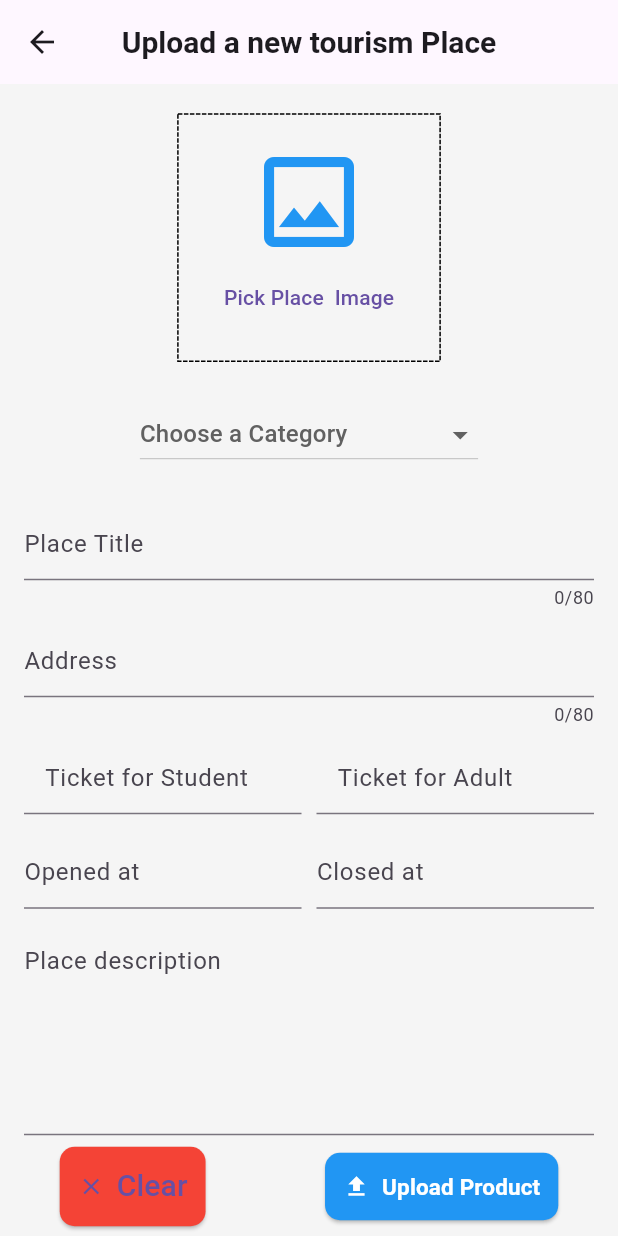
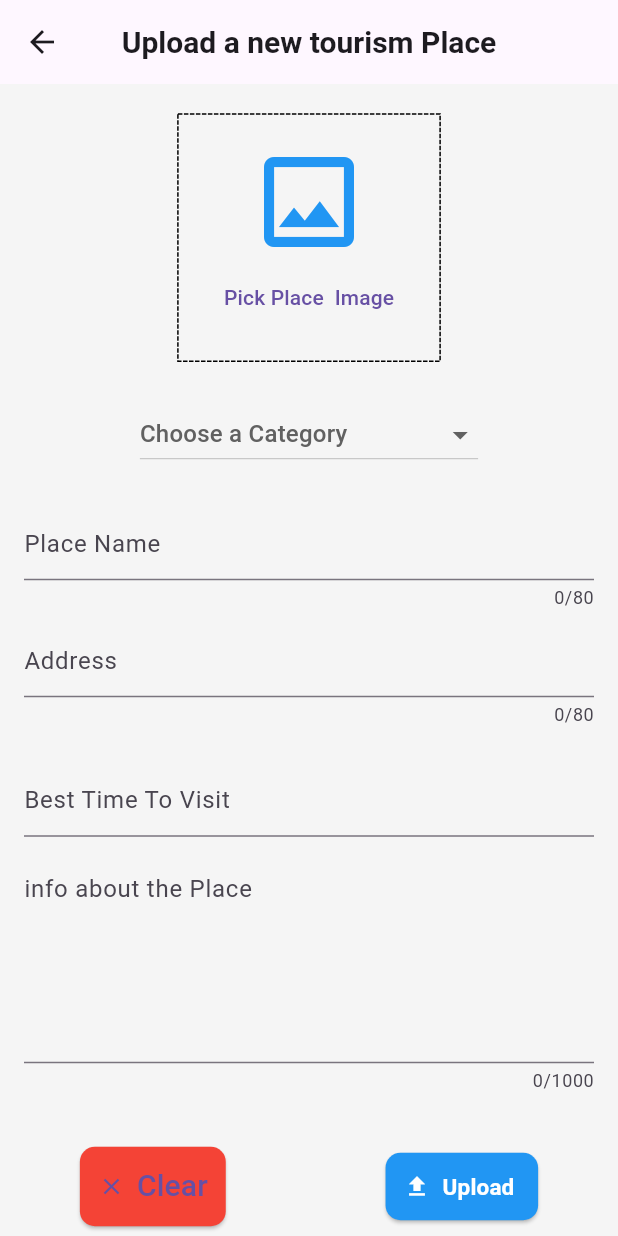
Before and after one commit to MondaAtef/tourism_project, a Flutter app: the EditOrUploadPlaceScreen screen opened directly, on a phone screen of 412 x 824 dp. Run offline on Flutter 3.47's test engine with Material 3 defaults, Android fonts, the phone set to English and light mode, and no system bars; drawn by our look-alikes of dotted_border; our stand-ins replace animated_text_kit, bloc, card_swiper, cloud_firestore, dio, fancy_shimmer_image and 17 more; missing offline and left inert: dynamic_height_grid_view, flutter_facebook_auth; accounts and stored records are empty; Roboto replaces fonts that are missing (Oxanium); project files that could hold a hidden picture were left out.

Commit message:
past changes

```diff
--- a/lib/main.dart
+++ b/lib/main.dart
@@ -110,7 +110,6 @@ class _MyAppState extends State<MyApp> {
                 return TripProvider();
               }),
 
-
               ChangeNotifierProvider(
                 create: (_) => ChatProvider(),
               ),
--- a/lib/models/place model.dart
+++ b/lib/models/place model.dart
@@ -7,8 +7,7 @@ class Placemodel with ChangeNotifier {
       PlaceAddress,
       Ticketforadult,
       TicketforStudent,
-      openedat,
-      closedat,
+      timeToVisit,
       PlaceCategory,
       PlaceDescription,
       PlaceImage;
@@ -19,8 +18,7 @@ class Placemodel with ChangeNotifier {
     required this.PlaceTitle,
     required this.Ticketforadult,
     required this.TicketforStudent,
-    required this.closedat,
-    required this.openedat,
+    required this.timeToVisit,
     required this.PlaceCategory,
     required this.PlaceDescription,
     required this.PlaceImage,
@@ -33,8 +31,7 @@ class Placemodel with ChangeNotifier {
     return Placemodel(
       PlaceId: data["PlaceId"], //doc.get(field),
       PlaceTitle: data['PlaceTitle'],
-      closedat: data['closedat'],
-      openedat: data['openedat'],
+      timeToVisit: data['time'],
       PlaceAddress: data['PlaceAddress'],
       Ticketforadult: data['Ticketforadult'],
       TicketforStudent: data['TicketforStudent'],
--- a/lib/screens/dashboard_screen/widgets/add&edit place.dart
+++ b/lib/screens/dashboard_screen/widgets/add&edit place.dart
@@ -30,15 +30,13 @@ class _EditOrUploadPlaceScreenState extends State<EditOrUploadPlaceScreen> {
   late TextEditingController _titleController,
       _priceController,
       _descriptionController,
-      _adultController,
       _quantityController;
-  var openedat = TextEditingController();
-  var closedat = TextEditingController();
+  var timeToVisit = TextEditingController();
   String? _categoryValue;
   bool isEditing = false;
   String? productNetworkImage;
   bool _isLoading = false;
-  String? productImageUrl;
+  String? placeImageUrl;
   String?x;
   String?y;
   @override
@@ -56,10 +54,8 @@ class _EditOrUploadPlaceScreenState extends State<EditOrUploadPlaceScreen> {
         TextEditingController(text: widget.productModel?.PlaceDescription);
     _quantityController =
         TextEditingController(text: widget.productModel?.TicketforStudent);
-    _adultController =
-        TextEditingController(text: widget.productModel?.Ticketforadult);
-    openedat= TextEditingController(text: widget.productModel?.openedat);
-    closedat= TextEditingController(text: widget.productModel?.closedat);
+    timeToVisit= TextEditingController(text: widget.productModel?.timeToVisit);// handle it**********************************
+
 
 
     super.initState();
@@ -71,9 +67,7 @@ class _EditOrUploadPlaceScreenState extends State<EditOrUploadPlaceScreen> {
     _priceController.dispose();
     _descriptionController.dispose();
     _quantityController.dispose();
-    _adultController.dispose();
-    openedat.dispose();
-    closedat.dispose();
+    timeToVisit.dispose();
     super.dispose();
   }
 
@@ -82,9 +76,7 @@ class _EditOrUploadPlaceScreenState extends State<EditOrUploadPlaceScreen> {
     _priceController.clear();
     _descriptionController.clear();
     _quantityController.clear();
-    _adultController.clear();
-    openedat.clear();
-    closedat.clear();
+    timeToVisit.clear();
     removePickedImage();
   }
 
@@ -111,32 +103,29 @@ class _EditOrUploadPlaceScreenState extends State<EditOrUploadPlaceScreen> {
           _isLoading = true;
         });
 
-        final productId = const Uuid().v4();
+        final placeId = const Uuid().v4();
         final ref = FirebaseStorage.instance
             .ref()
             .child("PlacesImages")
-            .child("$productId.jpg");
+            .child("$placeId.jpg");
         await ref.putFile(File(_pickedImage!.path));
-        productImageUrl = await ref.getDownloadURL();
+        placeImageUrl = await ref.getDownloadURL();
 
         await FirebaseFirestore.instance
             .collection("Places")
-            .doc(productId)
+            .doc(placeId)
             .set({
-          'PlaceId': productId,
+          'PlaceId': placeId,
           'PlaceTitle': _titleController.text,
           'PlaceAddress':_priceController.text,
-          'Ticketforadult':_adultController.text,
-          'TicketforStudent':_quantityController.text,
-          'PlaceImage': productImageUrl,
-          'openedat':x,
-          'closedat':y,
+          'PlaceImage': placeImageUrl,
+          'timeToVisit':x,
           'PlaceCategory': _categoryValue,
           'PlaceDescription': _descriptionController.text,
           'createdAt': Timestamp.now(),
         });
         Fluttertoast.showToast(
-          msg: "Product has been added",
+          msg: "Place has been added",
           backgroundColor: Colors.brown.shade600,
           textColor: Colors.white,
           fontSize: 16.0,
@@ -192,7 +181,7 @@ class _EditOrUploadPlaceScreenState extends State<EditOrUploadPlaceScreen> {
               .child("PlacesImages")
               .child("${widget.productModel!.PlaceId}.jpg");
           await ref.putFile(File(_pickedImage!.path));
-          productImageUrl = await ref.getDownloadURL();
+          placeImageUrl = await ref.getDownloadURL();
         }
 
         await FirebaseFirestore.instance
@@ -202,17 +191,14 @@ class _EditOrUploadPlaceScreenState extends State<EditOrUploadPlaceScreen> {
           'PlaceId': widget.productModel!.PlaceId,
           'PlaceTitle': _titleController.text,
           'PlaceAddress':_priceController.text,
-           'Ticketforadult':_adultController.text,
-          'TicketforStudent':_quantityController.text,
-          'PlaceImage': productImageUrl,
+          'PlaceImage': placeImageUrl,
           'PlaceCategory': _categoryValue,
-          'openedat':x,
-          'closedat':y,
+          'timeToVisit':x,
           'PlaceDescription': _descriptionController.text,
           'createdAt': Timestamp.now(),
         });
         Fluttertoast.showToast(
-          msg: "Product has been edited",
+          msg: "Place has been edited",
           textColor: Colors.white,
         );
         if (!mounted) return;
@@ -317,7 +303,7 @@ class _EditOrUploadPlaceScreenState extends State<EditOrUploadPlaceScreen> {
                     ),
                     icon: const Icon(Icons.upload,color: Colors.white,),
                     label: Text(
-                      isEditing ? "Edit Product" : "Upload Product",style: const TextStyle(
+                      isEditing ? "Edit " : "Upload ",style: const TextStyle(
                       color: Colors.white,
                       fontWeight: FontWeight.bold,
                       fontSize: 15.0,
@@ -453,13 +439,13 @@ class _EditOrUploadPlaceScreenState extends State<EditOrUploadPlaceScreen> {
                             keyboardType: TextInputType.multiline,
                             textInputAction: TextInputAction.newline,
                             decoration: const InputDecoration(
-                              hintText: 'Place Title',
+                              hintText: 'Place Name',
                             ),
                             validator: (value) {
                               return MyValidators.uploadProdTexts(
                                 value: value,
                                 toBeReturnedString:
-                                "Please enter a valid title",
+                                "Please enter a valid Name",
                               );
                             },
                           ),
@@ -488,134 +474,30 @@ class _EditOrUploadPlaceScreenState extends State<EditOrUploadPlaceScreen> {
                           const SizedBox(
                             height: 10,
                           ),
-                          Row(
-                            children: [
-                              Flexible(
-                                flex: 1,
-                                child: TextFormField(
-                                  controller: _quantityController,
-                                  key: const ValueKey('Price \$'),
-                                  keyboardType: TextInputType.number,
-                                  inputFormatters: <TextInputFormatter>[
-                                    FilteringTextInputFormatter.allow(
-                                      RegExp(r'^(\d+)?\.?\d{0,2}'),
-                                    ),
-                                  ],
-                                  decoration: const InputDecoration(
-                                      hintText: 'Ticket for Student',
-                                      prefix: SubtitleTextWidget(
-                                        label: "\$ ",
-                                        color: Colors.blue,
-                                        fontSize: 16,
-                                      )),
-                                  validator: (value) {
-                                    return MyValidators.uploadProdTexts(
-                                      value: value,
-                                      toBeReturnedString: "Price is missing",
-                                    );
-                                  },
-                                ),
-                              ),
-                              const SizedBox(
-                                width: 10,
-                              ),
-                              Flexible(
-                                flex: 1,
-                                child: TextFormField(
-                                  inputFormatters: [
-                                    FilteringTextInputFormatter.digitsOnly
-                                  ],
-                                  controller: _adultController,
-                                  keyboardType: TextInputType.number,
 
-                                  key: const ValueKey('Quantity'),
-                                  decoration: const InputDecoration(
-                                      hintText: 'Ticket for Adult',
-                                      prefix: SubtitleTextWidget(
-                                        label: "\$ ",
-                                        color: Colors.blue,
-                                        fontSize: 16,
-                                      )),
-                                  validator: (value) {
-                                    return MyValidators.uploadProdTexts(
-                                      value: value,
-                                      toBeReturnedString: "Quantity is missed",
-                                    );
-                                  },
-                                ),
-                              ),
-                            ],
-                          ),
                           const SizedBox(height: 15),
                           Row(
                             children: [
                               Flexible(
                                 flex: 1,
                                 child: TextFormField(
-                                  onTap: (){
-showTimePicker(
-  context:context ,
-    initialTime:TimeOfDay.now(),
-).then((value) {
-setState(() {
-  x=value.toString();
-});
-openedat.text=value!.format(context).toString();
-});
-                                  },
-                                  controller: openedat,
-                                  keyboardType: TextInputType.datetime,
-                                  inputFormatters: <TextInputFormatter>[
-                                    FilteringTextInputFormatter.allow(
-                                      RegExp(r'^(\d+)?\.?\d{0,2}'),
-                                    ),
-                                  ],
+                                  onTap: (){},
+
+                                  controller: timeToVisit,
+                                  keyboardType: TextInputType.text,
                                   decoration: const InputDecoration(
-                                      hintText: 'Opened at',
+                                      hintText: 'Best Time To Visit',
                                      ),
                                   validator: (value) {
                                     return MyValidators.uploadProdTexts(
                                       value: value,
-                                      toBeReturnedString: "Price is missing",
+                                      toBeReturnedString: "time to visit is missed",
                                     );
                                   },
                                 ),
                               ),
-                              const SizedBox(
-                                width: 10,
-                              ),
-                              Flexible(
-                                flex: 1,
-                                child: TextFormField(
-                                  onTap: (){
-                                    showTimePicker(
-                                      context:context ,
-                                      initialTime:TimeOfDay.now(),
-                                    ).then((value) {
-                                      setState(() {
-                                        y=value.toString();
-                                      });
-                                      closedat.text=value!.format(context).toString();
-                                    });
-                                  },
-                                  inputFormatters: [
-                                    FilteringTextInputFormatter.digitsOnly
-                                  ],
-                                  controller: closedat,
-                                  keyboardType: TextInputType.datetime,
-                                  decoration: const InputDecoration(
-                                    hintText: 'Closed at',
-                                  ),
-                                  validator: (value) {
-                                    return MyValidators.uploadProdTexts(
-                                      value: value,
-                                      toBeReturnedString: "Quantity is missed",
-                                    );
-                                  },
-                                ),
-                              ),
-                            ],
-                          ),
+                             ], ),
+
                           const SizedBox(height: 15),
                           TextFormField(
                             key: const ValueKey('Description'),
@@ -625,7 +507,7 @@ openedat.text=value!.format(context).toString();
                             maxLength: 1000,
                             textCapitalization: TextCapitalization.sentences,
                             decoration: const InputDecoration(
-                              hintText: 'Place description',
+                              hintText: 'info about the Place',
                             ),
                             validator: (value) {
                               return MyValidators.uploadProdTexts(
```
